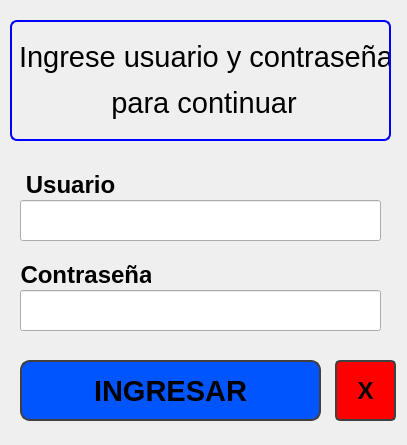
This is login.ui in molautaro/interfazAGV as Qt 5 draws it before an edit. The edited form follows.
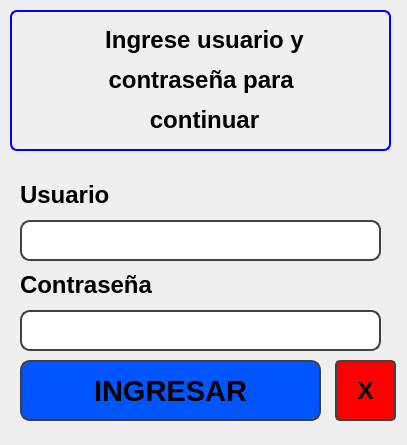
This is the edited form.

Patch:
```diff
--- a/login.ui
+++ b/login.ui
@@ -17,7 +17,7 @@
    <property name="geometry">
     <rect>
      <x>20</x>
-     <y>200</y>
+     <y>220</y>
      <width>361</width>
      <height>41</height>
     </rect>
@@ -27,19 +27,24 @@
      <pointsize>16</pointsize>
     </font>
    </property>
+   <property name="styleSheet">
+    <string notr="true">border: 2px solid rgb(64, 64, 64);
+       border-radius: 10px;</string>
+   </property>
   </widget>
   <widget class="QLabel" name="label">
    <property name="geometry">
     <rect>
      <x>10</x>
-     <y>20</y>
+     <y>10</y>
      <width>381</width>
-     <height>121</height>
+     <height>141</height>
     </rect>
    </property>
    <property name="font">
     <font>
      <pointsize>22</pointsize>
+     <bold>true</bold>
     </font>
    </property>
    <property name="styleSheet">
@@ -49,27 +54,30 @@
 color: rgb(0, 0, 0);</string>
    </property>
    <property name="text">
-    <string>&lt;html&gt;&lt;head/&gt;&lt;body&gt;&lt;p align=&quot;center&quot;&gt;Ingrese usuario y contraseña &lt;/p&gt;&lt;p align=&quot;center&quot;&gt;para continuar&lt;/p&gt;&lt;/body&gt;&lt;/html&gt;</string>
+    <string>&lt;html&gt;&lt;head/&gt;&lt;body&gt;&lt;p align=&quot;center&quot;&gt;&lt;span style=&quot; font-size:18pt;&quot;&gt;Ingrese usuario y&lt;/span&gt;&lt;/p&gt;&lt;p align=&quot;center&quot;&gt;&lt;span style=&quot; font-size:18pt;&quot;&gt;contraseña para &lt;/span&gt;&lt;/p&gt;&lt;p align=&quot;center&quot;&gt;&lt;span style=&quot; font-size:18pt;&quot;&gt;continuar&lt;/span&gt;&lt;/p&gt;&lt;/body&gt;&lt;/html&gt;</string>
    </property>
   </widget>
   <widget class="QLabel" name="label_2">
    <property name="geometry">
     <rect>
      <x>20</x>
-     <y>170</y>
-     <width>101</width>
+     <y>180</y>
+     <width>191</width>
      <height>31</height>
     </rect>
    </property>
    <property name="text">
-    <string>&lt;html&gt;&lt;head/&gt;&lt;body&gt;&lt;p align=&quot;center&quot;&gt;&lt;span style=&quot; font-size:18pt; font-weight:700;&quot;&gt;Usuario&lt;/span&gt;&lt;/p&gt;&lt;/body&gt;&lt;/html&gt;</string>
+    <string>&lt;html&gt;&lt;head/&gt;&lt;body&gt;&lt;p&gt;&lt;span style=&quot; font-size:18pt; font-weight:700;&quot;&gt;Usuario&lt;/span&gt;&lt;/p&gt;&lt;/body&gt;&lt;/html&gt;</string>
+   </property>
+   <property name="alignment">
+    <set>Qt::AlignLeading|Qt::AlignLeft|Qt::AlignVCenter</set>
    </property>
   </widget>
   <widget class="QLineEdit" name="lineCONTRA">
    <property name="geometry">
     <rect>
      <x>20</x>
-     <y>290</y>
+     <y>310</y>
      <width>361</width>
      <height>41</height>
     </rect>
@@ -79,18 +87,25 @@
      <pointsize>16</pointsize>
     </font>
    </property>
+   <property name="styleSheet">
+    <string notr="true">border: 2px solid rgb(64, 64, 64);
+       border-radius: 10px;</string>
+   </property>
   </widget>
   <widget class="QLabel" name="label_3">
    <property name="geometry">
     <rect>
      <x>20</x>
-     <y>260</y>
-     <width>131</width>
+     <y>270</y>
+     <width>201</width>
      <height>31</height>
     </rect>
    </property>
    <property name="text">
-    <string>&lt;html&gt;&lt;head/&gt;&lt;body&gt;&lt;p align=&quot;center&quot;&gt;&lt;span style=&quot; font-size:18pt; font-weight:700;&quot;&gt;Contraseña&lt;/span&gt;&lt;/p&gt;&lt;/body&gt;&lt;/html&gt;</string>
+    <string>&lt;html&gt;&lt;head/&gt;&lt;body&gt;&lt;p&gt;&lt;span style=&quot; font-size:18pt; font-weight:700;&quot;&gt;Contraseña&lt;/span&gt;&lt;/p&gt;&lt;/body&gt;&lt;/html&gt;</string>
+   </property>
+   <property name="alignment">
+    <set>Qt::AlignLeading|Qt::AlignLeft|Qt::AlignVCenter</set>
    </property>
   </widget>
   <widget class="QPushButton" name="botonLOGIN">
@@ -133,7 +148,7 @@
    <property name="geometry">
     <rect>
      <x>30</x>
-     <y>140</y>
+     <y>150</y>
      <width>341</width>
      <height>41</height>
     </rect>
```
